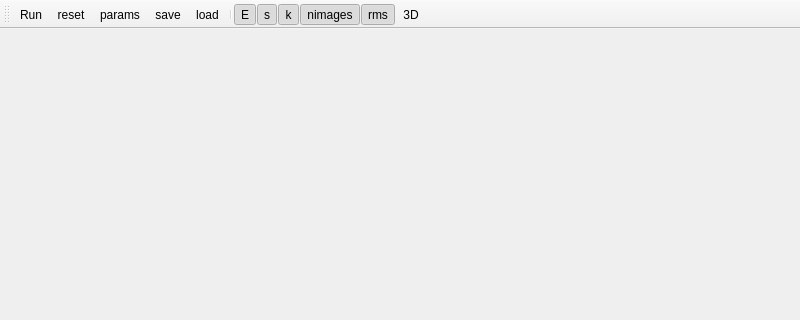
First picture: the form in pygmin/gui/ui/ui_neb_explorer.ui, repository pele-python/pele, before the edit; both pictures show x 0 to 800 and y 0 to 320 of the 800 by 600 pixel window.
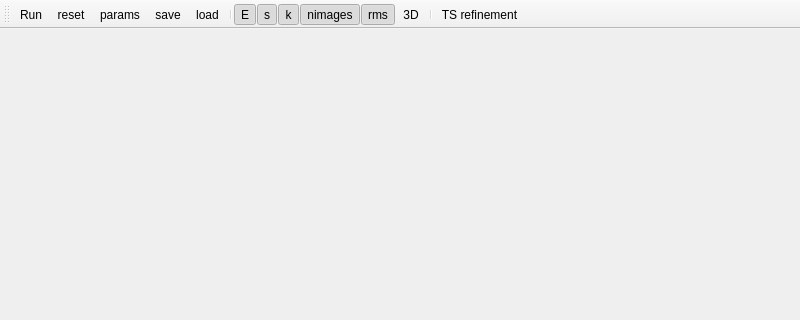
Second picture: the form after the edit. Icons and pictures are not drawn.

Commit message:
updated neb and connect explorer
- connect explorer is started from neb explorer
- neb explorer grays out run buttons if neb is running
- circles in neb point selections are round now and same size

What changed in the file:
```diff
--- a/pygmin/gui/ui/ui_neb_explorer.ui
+++ b/pygmin/gui/ui/ui_neb_explorer.ui
@@ -46,6 +46,8 @@
    <addaction name="actionNimages"/>
    <addaction name="actionRms"/>
    <addaction name="action3D"/>
+   <addaction name="separator"/>
+   <addaction name="actionTS"/>
   </widget>
   <action name="actionRun">
    <property name="icon">
@@ -176,6 +178,14 @@
     <string>load path from file</string>
    </property>
   </action>
+  <action name="actionTS">
+   <property name="text">
+    <string>TS refinement</string>
+   </property>
+   <property name="toolTip">
+    <string>switch to ts refinement</string>
+   </property>
+  </action>
  </widget>
  <resources>
   <include location="resources.qrc"/>
```
Left out of the diff: 2 changed lines with no effect on the pictures. The commit also changes 7 other files.
